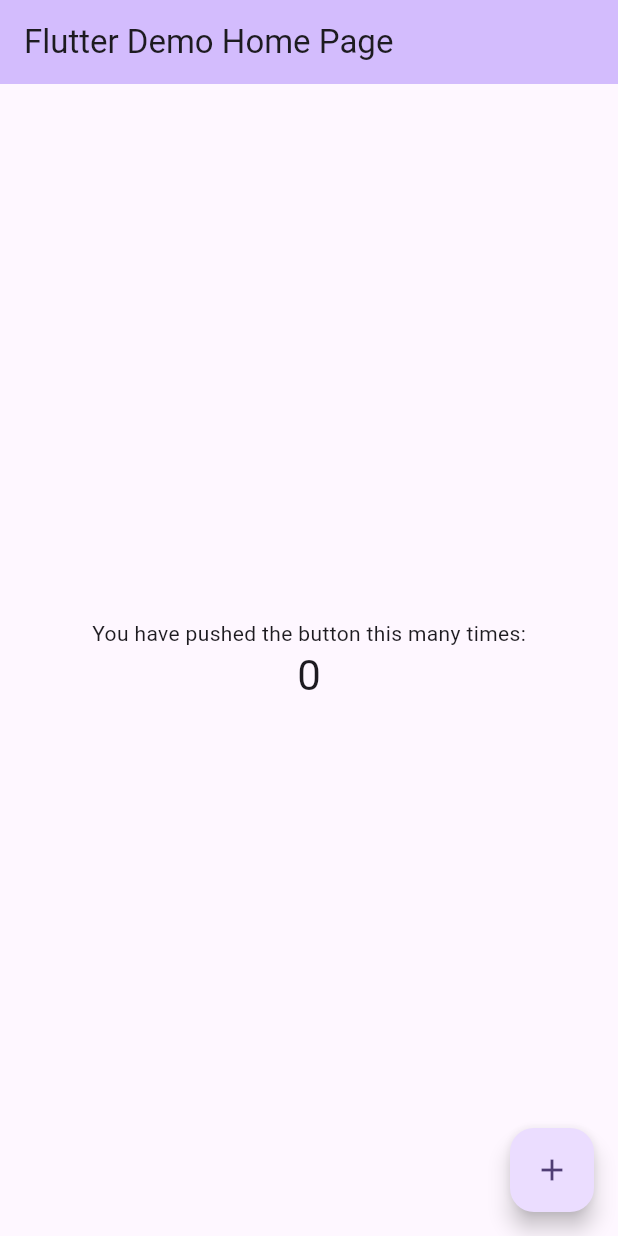
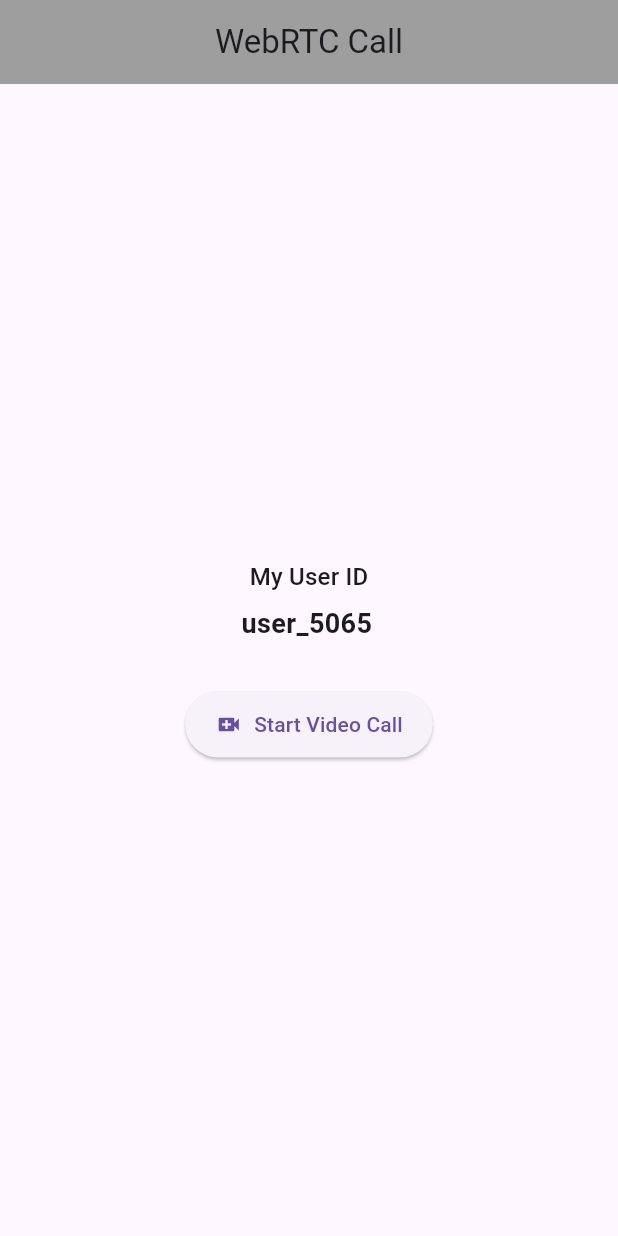
Before and after one commit to Excelsior-Technologies-Community/flutter_webrtc_video_audio_call, a Flutter app: the screen it shows after launch, on a phone screen of 412 x 824 dp. Run offline on Flutter 3.47's test engine with Material 3 defaults, Android fonts, the phone set to English and light mode, and no system bars; our stand-ins replace firebase_core, firebase_database; missing offline and left inert: flutter_webrtc; accounts and stored records are empty.

Commit message:
complete webrtc

```diff
--- a/lib/main.dart
+++ b/lib/main.dart
@@ -1,122 +1,28 @@
+import 'dart:math';
 import 'package:flutter/material.dart';
+import 'package:firebase_core/firebase_core.dart';
+import 'screens/home_screen.dart';
 
-void main() {
-  runApp(const MyApp());
+void main() async {
+  WidgetsFlutterBinding.ensureInitialized();
+  await Firebase.initializeApp();
+
+  final myUserId = "user_${Random().nextInt(9999)}";
+
+  runApp(MyApp(myUserId: myUserId));
 }
 
 class MyApp extends StatelessWidget {
-  const MyApp({super.key});
+  final String myUserId;
 
-  // This widget is the root of your application.
+  const MyApp({super.key, required this.myUserId});
+
   @override
   Widget build(BuildContext context) {
     return MaterialApp(
-      title: 'Flutter Demo',
-      theme: ThemeData(
-        // This is the theme of your application.
-        //
-        // TRY THIS: Try running your application with "flutter run". You'll see
-        // the application has a purple toolbar. Then, without quitting the app,
-        // try changing the seedColor in the colorScheme below to Colors.green
-        // and then invoke "hot reload" (save your changes or press the "hot
-        // reload" button in a Flutter-supported IDE, or press "r" if you used
-        // the command line to start the app).
-        //
-        // Notice that the counter didn't reset back to zero; the application
-        // state is not lost during the reload. To reset the state, use hot
-        // restart instead.
-        //
-        // This works for code too, not just values: Most code changes can be
-        // tested with just a hot reload.
-        colorScheme: ColorScheme.fromSeed(seedColor: Colors.deepPurple),
-      ),
-      home: const MyHomePage(title: 'Flutter Demo Home Page'),
+      debugShowCheckedModeBanner: false,
+      title: 'WebRTC Audio Video Call',
+      home:HomeScreen(myUserId: myUserId)
     );
   }
 }
-
-class MyHomePage extends StatefulWidget {
-  const MyHomePage({super.key, required this.title});
-
-  // This widget is the home page of your application. It is stateful, meaning
-  // that it has a State object (defined below) that contains fields that affect
-  // how it looks.
-
-  // This class is the configuration for the state. It holds the values (in this
-  // case the title) provided by the parent (in this case the App widget) and
-  // used by the build method of the State. Fields in a Widget subclass are
-  // always marked "final".
-
-  final String title;
-
-  @override
-  State<MyHomePage> createState() => _MyHomePageState();
-}
-
-class _MyHomePageState extends State<MyHomePage> {
-  int _counter = 0;
-
-  void _incrementCounter() {
-    setState(() {
-      // This call to setState tells the Flutter framework that something has
-      // changed in this State, which causes it to rerun the build method below
-      // so that the display can reflect the updated values. If we changed
-      // _counter without calling setState(), then the build method would not be
-      // called again, and so nothing would appear to happen.
-      _counter++;
-    });
-  }
-
-  @override
-  Widget build(BuildContext context) {
-    // This method is rerun every time setState is called, for instance as done
-    // by the _incrementCounter method above.
-    //
-    // The Flutter framework has been optimized to make rerunning build methods
-    // fast, so that you can just rebuild anything that needs updating rather
-    // than having to individually change instances of widgets.
-    return Scaffold(
-      appBar: AppBar(
-        // TRY THIS: Try changing the color here to a specific color (to
-        // Colors.amber, perhaps?) and trigger a hot reload to see the AppBar
-        // change color while the other colors stay the same.
-        backgroundColor: Theme.of(context).colorScheme.inversePrimary,
-        // Here we take the value from the MyHomePage object that was created by
-        // the App.build method, and use it to set our appbar title.
-        title: Text(widget.title),
-      ),
-      body: Center(
-        // Center is a layout widget. It takes a single child and positions it
-        // in the middle of the parent.
-        child: Column(
-          // Column is also a layout widget. It takes a list of children and
-          // arranges them vertically. By default, it sizes itself to fit its
-          // children horizontally, and tries to be as tall as its parent.
-          //
-          // Column has various properties to control how it sizes itself and
-          // how it positions its children. Here we use mainAxisAlignment to
-          // center the children vertically; the main axis here is the vertical
-          // axis because Columns are vertical (the cross axis would be
-          // horizontal).
-          //
-          // TRY THIS: Invoke "debug painting" (choose the "Toggle Debug Paint"
-          // action in the IDE, or press "p" in the console), to see the
-          // wireframe for each widget.
-          mainAxisAlignment: MainAxisAlignment.center,
-          children: <Widget>[
-            const Text('You have pushed the button this many times:'),
-            Text(
-              '$_counter',
-              style: Theme.of(context).textTheme.headlineMedium,
-            ),
-          ],
-        ),
-      ),
-      floatingActionButton: FloatingActionButton(
-        onPressed: _incrementCounter,
-        tooltip: 'Increment',
-        child: const Icon(Icons.add),
-      ), // This trailing comma makes auto-formatting nicer for build methods.
-    );
-  }
-}
--- /dev/null
+++ b/lib/screens/home_screen.dart
@@ -0,0 +1,137 @@
+import 'package:flutter/material.dart';
+import 'package:firebase_database/firebase_database.dart';
+import 'call_screen.dart';
+
+class HomeScreen extends StatefulWidget {
+  final String myUserId;
+
+  const HomeScreen({super.key, required this.myUserId});
+
+  @override
+  State<HomeScreen> createState() => _HomeScreenState();
+}
+
+class _HomeScreenState extends State<HomeScreen> {
+  final db = FirebaseDatabase.instance.ref();
+  bool _incomingHandled = false;
+
+  @override
+  void initState() {
+    super.initState();
+
+    /// 🔔 LISTEN FOR INCOMING CALL
+    db.child('calls/${widget.myUserId}').onValue.listen((event) {
+      if (!event.snapshot.exists) return;
+      if (_incomingHandled) return;
+
+      _incomingHandled = true;
+
+      final data = Map<String, dynamic>.from(event.snapshot.value as Map);
+
+      final roomId = data['roomId'];
+      final callerId = data['from'];
+      final isVideo = data['video'] ?? true;
+
+      /// remove call notification
+      db.child('calls/${widget.myUserId}').remove();
+
+      Navigator.push(
+        context,
+        MaterialPageRoute(
+          builder: (_) => CallScreen(
+            myUserId: widget.myUserId,
+            peerUserId: callerId,
+            isCaller: false,
+            roomId: roomId,
+            isVideoCall: isVideo,
+          ),
+        ),
+      ).then((_) {
+        _incomingHandled = false;
+      });
+    });
+  }
+
+  /// 📞 START CALL
+  Future<void> _startCall() async {
+    final otherUserIdController = TextEditingController();
+
+    showDialog(
+      context: context,
+      builder: (_) => AlertDialog(
+        title: const Text("Call User"),
+        content: TextField(
+          controller: otherUserIdController,
+          decoration: const InputDecoration(hintText: "Enter receiver userId"),
+        ),
+        actions: [
+          TextButton(
+            child: const Text("Cancel"),
+            onPressed: () => Navigator.pop(context),
+          ),
+          ElevatedButton(
+            child: const Text("Video Call"),
+            onPressed: () async {
+              final otherUserId = otherUserIdController.text.trim();
+
+              if (otherUserId.isEmpty || otherUserId == widget.myUserId) {
+                return;
+              }
+
+              Navigator.pop(context);
+
+              Navigator.push(
+                context,
+                MaterialPageRoute(
+                  builder: (_) => CallScreen(
+                    myUserId: widget.myUserId,
+                    peerUserId: otherUserId,
+                    isCaller: true,
+                    isVideoCall: true,
+                    roomId: true,
+                  ),
+                ),
+              );
+            },
+          ),
+        ],
+      ),
+    );
+  }
+
+  @override
+  Widget build(BuildContext context) {
+    return Scaffold(
+      appBar: AppBar(
+        title: const Text("WebRTC Call"),
+        backgroundColor: Colors.grey,
+        centerTitle: true,
+      ),
+      body: Center(
+        child: Column(
+          mainAxisAlignment: MainAxisAlignment.center,
+          children: [
+            Text("My User ID", style: Theme.of(context).textTheme.titleMedium),
+            const SizedBox(height: 6),
+            SelectableText(
+              widget.myUserId,
+              style: const TextStyle(fontSize: 18, fontWeight: FontWeight.bold),
+            ),
+            const SizedBox(height: 30),
+            ElevatedButton.icon(
+              icon: const Icon(Icons.video_call),
+              label: const Text("Start Video Call"),
+              onPressed: _startCall,
+              style: ElevatedButton.styleFrom(
+                padding: const EdgeInsets.symmetric(
+                  horizontal: 20,
+                  vertical: 12,
+                ),
+              ),
+            ),
+          ],
+        ),
+      ),
+    );
+  }
+}
```
Also changed, not shown: lib/screens/call_screen.dart (added, +117 -0 lines), lib/services/webrtc_service.dart (added, +173 -0 lines), lib/widgets/call_controls.dart (added, +76 -0 lines), pubspec.yaml (+7 -0 lines), pubspec.lock, 28 other files.
